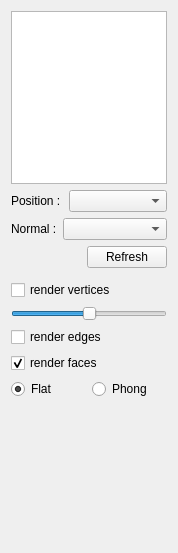
Above: SCHNApps/Plugins/render/render.ui from cgogn/CGoGN before the change. Below: the same form after it.
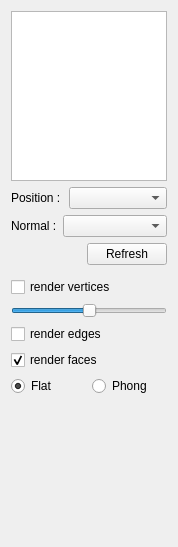
That is the form after the change.

Patch:
```diff
--- a/SCHNApps/Plugins/render/render.ui
+++ b/SCHNApps/Plugins/render/render.ui
@@ -7,7 +7,7 @@
     <x>0</x>
     <y>0</y>
     <width>174</width>
-    <height>553</height>
+    <height>547</height>
    </rect>
   </property>
   <property name="windowTitle">
```
